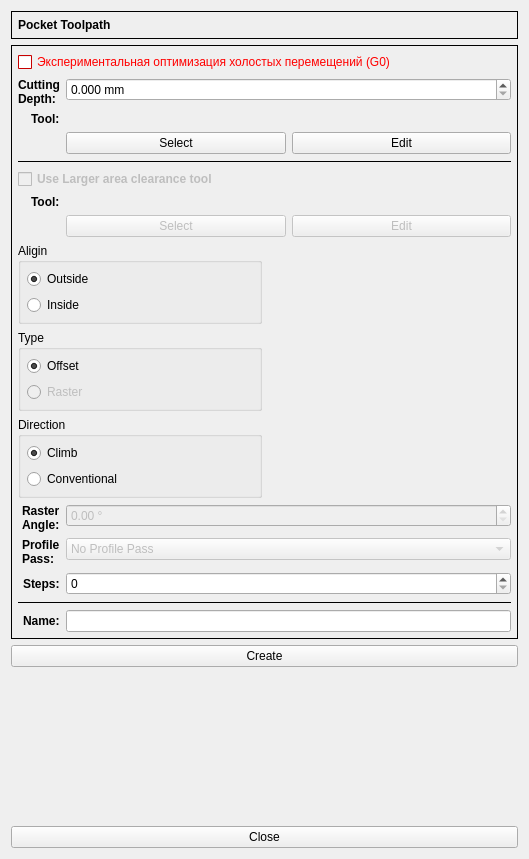
aLDime/GERBER_X2, file G2G/forms/pocketform.ui: the form before one commit.
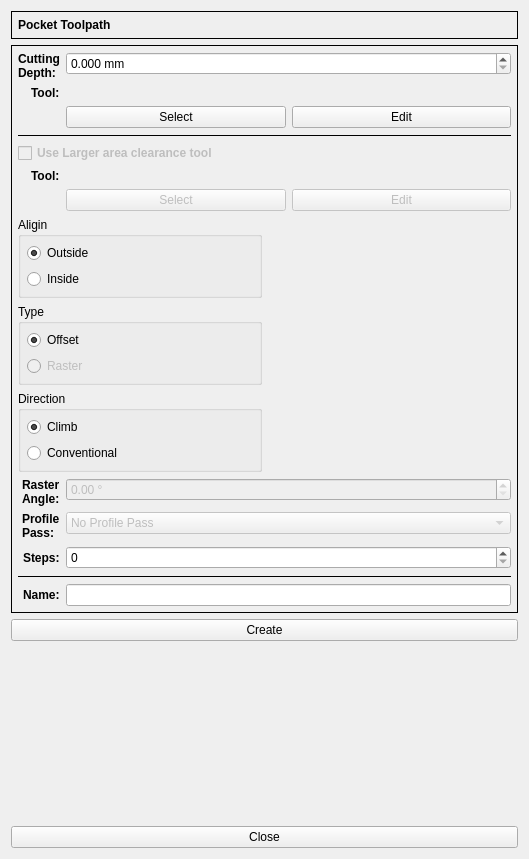
The form after the commit. Icons and pictures are not drawn. Custom widgets are drawn as their Qt base class.

```diff
--- a/G2G/forms/pocketform.ui
+++ b/G2G/forms/pocketform.ui
@@ -87,7 +87,7 @@
       <property name="bottomMargin">
        <number>6</number>
       </property>
-      <item row="1" column="0">
+      <item row="0" column="0">
        <widget class="QLabel" name="label_2">
         <property name="font">
          <font>
@@ -101,7 +101,7 @@
         </property>
        </widget>
       </item>
-      <item row="1" column="1">
+      <item row="0" column="1">
        <widget class="DoubleSpinBox" name="dsbxDepth">
         <property name="suffix">
          <string> mm</string>
@@ -117,7 +117,7 @@
         </property>
        </widget>
       </item>
-      <item row="2" column="0">
+      <item row="1" column="0">
        <widget class="QLabel" name="label_3">
         <property name="font">
          <font>
@@ -130,7 +130,7 @@
         </property>
        </widget>
       </item>
-      <item row="2" column="1">
+      <item row="1" column="1">
        <widget class="QLabel" name="lblToolName">
         <property name="frameShape">
          <enum>QFrame::NoFrame</enum>
@@ -140,7 +140,7 @@
         </property>
        </widget>
       </item>
-      <item row="3" column="1">
+      <item row="2" column="1">
        <layout class="QHBoxLayout" name="horizontalLayout">
         <item>
          <widget class="QPushButton" name="pbSelect">
@@ -158,7 +158,80 @@
         </item>
        </layout>
       </item>
-      <item row="8" column="0" colspan="2">
+      <item row="3" column="0" colspan="2">
+       <widget class="Line" name="line">
+        <property name="frameShadow">
+         <enum>QFrame::Plain</enum>
+        </property>
+        <property name="orientation">
+         <enum>Qt::Horizontal</enum>
+        </property>
+       </widget>
+      </item>
+      <item row="4" column="0" colspan="2">
+       <widget class="QCheckBox" name="chbxUseTwoTools">
+        <property name="enabled">
+         <bool>false</bool>
+        </property>
+        <property name="font">
+         <font>
+          <weight>75</weight>
+          <bold>true</bold>
+         </font>
+        </property>
+        <property name="text">
+         <string>Use Larger area clearance tool</string>
+        </property>
+       </widget>
+      </item>
+      <item row="5" column="0">
+       <widget class="QLabel" name="label_7">
+        <property name="font">
+         <font>
+          <weight>75</weight>
+          <bold>true</bold>
+         </font>
+        </property>
+        <property name="text">
+         <string>Tool:</string>
+        </property>
+       </widget>
+      </item>
+      <item row="5" column="1">
+       <widget class="QLabel" name="lblToolName_2">
+        <property name="enabled">
+         <bool>false</bool>
+        </property>
+        <property name="text">
+         <string/>
+        </property>
+       </widget>
+      </item>
+      <item row="6" column="1">
+       <layout class="QHBoxLayout" name="horizontalLayout_2">
+        <item>
+         <widget class="QPushButton" name="pbSelect_2">
+          <property name="enabled">
+           <bool>false</bool>
+          </property>
+          <property name="text">
+           <string>Select</string>
+          </property>
+         </widget>
+        </item>
+        <item>
+         <widget class="QPushButton" name="pbEdit_2">
+          <property name="enabled">
+           <bool>false</bool>
+          </property>
+          <property name="text">
+           <string>Edit</string>
+          </property>
+         </widget>
+        </item>
+       </layout>
+      </item>
+      <item row="7" column="0" colspan="2">
        <layout class="QGridLayout" name="gridLayout">
         <item row="2" column="0">
          <widget class="QGroupBox" name="groupBox_2">
@@ -292,43 +365,7 @@
         </item>
        </layout>
       </item>
-      <item row="12" column="0" colspan="2">
-       <widget class="Line" name="line_2">
-        <property name="frameShadow">
-         <enum>QFrame::Plain</enum>
-        </property>
-        <property name="orientation">
-         <enum>Qt::Horizontal</enum>
-        </property>
-       </widget>
-      </item>
-      <item row="4" column="0" colspan="2">
-       <widget class="Line" name="line">
-        <property name="frameShadow">
-         <enum>QFrame::Plain</enum>
-        </property>
-        <property name="orientation">
-         <enum>Qt::Horizontal</enum>
-        </property>
-       </widget>
-      </item>
-      <item row="13" column="0">
-       <widget class="QLabel" name="label_6">
-        <property name="font">
-         <font>
-          <weight>75</weight>
-          <bold>true</bold>
-         </font>
-        </property>
-        <property name="text">
-         <string>Name:</string>
-        </property>
-       </widget>
-      </item>
-      <item row="13" column="1">
-       <widget class="QLineEdit" name="leName"/>
-      </item>
-      <item row="9" column="0">
+      <item row="8" column="0">
        <widget class="QLabel" name="label_4">
         <property name="font">
          <font>
@@ -342,7 +379,20 @@
         </property>
        </widget>
       </item>
-      <item row="10" column="0">
+      <item row="8" column="1">
+       <widget class="DoubleSpinBox" name="dsbxAngle">
+        <property name="enabled">
+         <bool>false</bool>
+        </property>
+        <property name="suffix">
+         <string> °</string>
+        </property>
+        <property name="maximum">
+         <double>180.000000000000000</double>
+        </property>
+       </widget>
+      </item>
+      <item row="9" column="0">
        <widget class="QLabel" name="label_5">
         <property name="font">
          <font>
@@ -357,19 +407,6 @@
        </widget>
       </item>
       <item row="9" column="1">
-       <widget class="DoubleSpinBox" name="dsbxAngle">
-        <property name="enabled">
-         <bool>false</bool>
-        </property>
-        <property name="suffix">
-         <string> °</string>
-        </property>
-        <property name="maximum">
-         <double>180.000000000000000</double>
-        </property>
-       </widget>
-      </item>
-      <item row="10" column="1">
        <widget class="QComboBox" name="cbxPass">
         <property name="enabled">
          <bool>false</bool>
@@ -391,73 +428,7 @@
         </item>
        </widget>
       </item>
-      <item row="5" column="0" colspan="2">
-       <widget class="QCheckBox" name="chbxUseTwoTools">
-        <property name="enabled">
-         <bool>false</bool>
-        </property>
-        <property name="font">
-         <font>
-          <weight>75</weight>
-          <bold>true</bold>
-         </font>
-        </property>
-        <property name="text">
-         <string>Use Larger area clearance tool</string>
-        </property>
-       </widget>
-      </item>
-      <item row="6" column="0">
-       <widget class="QLabel" name="label_7">
-        <property name="font">
-         <font>
-          <weight>75</weight>
-          <bold>true</bold>
-         </font>
-        </property>
-        <property name="text">
-         <string>Tool:</string>
-        </property>
-       </widget>
-      </item>
-      <item row="6" column="1">
-       <widget class="QLabel" name="lblToolName_2">
-        <property name="enabled">
-         <bool>false</bool>
-        </property>
-        <property name="text">
-         <string/>
-        </property>
-       </widget>
-      </item>
-      <item row="7" column="1">
-       <layout class="QHBoxLayout" name="horizontalLayout_2">
-        <item>
-         <widget class="QPushButton" name="pbSelect_2">
-          <property name="enabled">
-           <bool>false</bool>
-          </property>
-          <property name="text">
-           <string>Select</string>
-          </property>
-         </widget>
-        </item>
-        <item>
-         <widget class="QPushButton" name="pbEdit_2">
-          <property name="enabled">
-           <bool>false</bool>
-          </property>
-          <property name="text">
-           <string>Edit</string>
-          </property>
-         </widget>
-        </item>
-       </layout>
-      </item>
-      <item row="11" column="1">
-       <widget class="QSpinBox" name="sbxSteps"/>
-      </item>
-      <item row="11" column="0">
+      <item row="10" column="0">
        <widget class="QLabel" name="label_8">
         <property name="font">
          <font>
@@ -470,458 +441,35 @@
         </property>
        </widget>
       </item>
-      <item row="0" column="0" colspan="2">
-       <widget class="QCheckBox" name="checkBox">
-        <property name="palette">
-         <palette>
-          <active>
-           <colorrole role="WindowText">
-            <brush brushstyle="SolidPattern">
-             <color alpha="255">
-              <red>255</red>
-              <green>0</green>
-              <blue>0</blue>
-             </color>
-            </brush>
-           </colorrole>
-           <colorrole role="Button">
-            <brush brushstyle="SolidPattern">
-             <color alpha="255">
-              <red>255</red>
-              <green>0</green>
-              <blue>0</blue>
-             </color>
-            </brush>
-           </colorrole>
-           <colorrole role="Light">
-            <brush brushstyle="SolidPattern">
-             <color alpha="255">
-              <red>255</red>
-              <green>127</green>
-              <blue>127</blue>
-             </color>
-            </brush>
-           </colorrole>
-           <colorrole role="Midlight">
-            <brush brushstyle="SolidPattern">
-             <color alpha="255">
-              <red>255</red>
-              <green>63</green>
-              <blue>63</blue>
-             </color>
-            </brush>
-           </colorrole>
-           <colorrole role="Dark">
-            <brush brushstyle="SolidPattern">
-             <color alpha="255">
-              <red>127</red>
-              <green>0</green>
-              <blue>0</blue>
-             </color>
-            </brush>
-           </colorrole>
-           <colorrole role="Mid">
-            <brush brushstyle="SolidPattern">
-             <color alpha="255">
-              <red>170</red>
-              <green>0</green>
-              <blue>0</blue>
-             </color>
-            </brush>
-           </colorrole>
-           <colorrole role="Text">
-            <brush brushstyle="SolidPattern">
-             <color alpha="255">
-              <red>255</red>
-              <green>0</green>
-              <blue>0</blue>
-             </color>
-            </brush>
-           </colorrole>
-           <colorrole role="BrightText">
-            <brush brushstyle="SolidPattern">
-             <color alpha="255">
-              <red>255</red>
-              <green>255</green>
-              <blue>255</blue>
-             </color>
-            </brush>
-           </colorrole>
-           <colorrole role="ButtonText">
-            <brush brushstyle="SolidPattern">
-             <color alpha="255">
-              <red>255</red>
-              <green>0</green>
-              <blue>0</blue>
-             </color>
-            </brush>
-           </colorrole>
-           <colorrole role="Base">
-            <brush brushstyle="SolidPattern">
-             <color alpha="255">
-              <red>255</red>
-              <green>255</green>
-              <blue>255</blue>
-             </color>
-            </brush>
-           </colorrole>
-           <colorrole role="Window">
-            <brush brushstyle="SolidPattern">
-             <color alpha="255">
-              <red>255</red>
-              <green>0</green>
-              <blue>0</blue>
-             </color>
-            </brush>
-           </colorrole>
-           <colorrole role="Shadow">
-            <brush brushstyle="SolidPattern">
-             <color alpha="255">
-              <red>0</red>
-              <green>0</green>
-              <blue>0</blue>
-             </color>
-            </brush>
-           </colorrole>
-           <colorrole role="AlternateBase">
-            <brush brushstyle="SolidPattern">
-             <color alpha="255">
-              <red>255</red>
-              <green>127</green>
-              <blue>127</blue>
-             </color>
-            </brush>
-           </colorrole>
-           <colorrole role="ToolTipBase">
-            <brush brushstyle="SolidPattern">
-             <color alpha="255">
-              <red>255</red>
-              <green>255</green>
-              <blue>220</blue>
-             </color>
-            </brush>
-           </colorrole>
-           <colorrole role="ToolTipText">
-            <brush brushstyle="SolidPattern">
-             <color alpha="255">
-              <red>0</red>
-              <green>0</green>
-              <blue>0</blue>
-             </color>
-            </brush>
-           </colorrole>
-           <colorrole role="PlaceholderText">
-            <brush brushstyle="SolidPattern">
-             <color alpha="128">
-              <red>255</red>
-              <green>0</green>
-              <blue>0</blue>
-             </color>
-            </brush>
-           </colorrole>
-          </active>
-          <inactive>
-           <colorrole role="WindowText">
-            <brush brushstyle="SolidPattern">
-             <color alpha="255">
-              <red>255</red>
-              <green>0</green>
-              <blue>0</blue>
-             </color>
-            </brush>
-           </colorrole>
-           <colorrole role="Button">
-            <brush brushstyle="SolidPattern">
-             <color alpha="255">
-              <red>255</red>
-              <green>0</green>
-              <blue>0</blue>
-             </color>
-            </brush>
-           </colorrole>
-           <colorrole role="Light">
-            <brush brushstyle="SolidPattern">
-             <color alpha="255">
-              <red>255</red>
-              <green>127</green>
-              <blue>127</blue>
-             </color>
-            </brush>
-           </colorrole>
-           <colorrole role="Midlight">
-            <brush brushstyle="SolidPattern">
-             <color alpha="255">
-              <red>255</red>
-              <green>63</green>
-              <blue>63</blue>
-             </color>
-            </brush>
-           </colorrole>
-           <colorrole role="Dark">
-            <brush brushstyle="SolidPattern">
-             <color alpha="255">
-              <red>127</red>
-              <green>0</green>
-              <blue>0</blue>
-             </color>
-            </brush>
-           </colorrole>
-           <colorrole role="Mid">
-            <brush brushstyle="SolidPattern">
-             <color alpha="255">
-              <red>170</red>
-              <green>0</green>
-              <blue>0</blue>
-             </color>
-            </brush>
-           </colorrole>
-           <colorrole role="Text">
-            <brush brushstyle="SolidPattern">
-             <color alpha="255">
-              <red>255</red>
-              <green>0</green>
-              <blue>0</blue>
-             </color>
-            </brush>
-           </colorrole>
-           <colorrole role="BrightText">
-            <brush brushstyle="SolidPattern">
-             <color alpha="255">
-              <red>255</red>
-              <green>255</green>
-              <blue>255</blue>
-             </color>
-            </brush>
-           </colorrole>
-           <colorrole role="ButtonText">
-            <brush brushstyle="SolidPattern">
-             <color alpha="255">
-              <red>255</red>
-              <green>0</green>
-              <blue>0</blue>
-             </color>
-            </brush>
-           </colorrole>
-           <colorrole role="Base">
-            <brush brushstyle="SolidPattern">
-             <color alpha="255">
-              <red>255</red>
-              <green>255</green>
-              <blue>255</blue>
-             </color>
-            </brush>
-           </colorrole>
-           <colorrole role="Window">
-            <brush brushstyle="SolidPattern">
-             <color alpha="255">
-              <red>255</red>
-              <green>0</green>
-              <blue>0</blue>
-             </color>
-            </brush>
-           </colorrole>
-           <colorrole role="Shadow">
-            <brush brushstyle="SolidPattern">
-             <color alpha="255">
-              <red>0</red>
-              <green>0</green>
-              <blue>0</blue>
-             </color>
-            </brush>
-           </colorrole>
-           <colorrole role="AlternateBase">
-            <brush brushstyle="SolidPattern">
-             <color alpha="255">
-              <red>255</red>
-              <green>127</green>
-              <blue>127</blue>
-             </color>
-            </brush>
-           </colorrole>
-           <colorrole role="ToolTipBase">
-            <brush brushstyle="SolidPattern">
-             <color alpha="255">
-              <red>255</red>
-              <green>255</green>
-              <blue>220</blue>
-             </color>
-            </brush>
-           </colorrole>
-           <colorrole role="ToolTipText">
-            <brush brushstyle="SolidPattern">
-             <color alpha="255">
-              <red>0</red>
-              <green>0</green>
-              <blue>0</blue>
-             </color>
-            </brush>
-           </colorrole>
-           <colorrole role="PlaceholderText">
-            <brush brushstyle="SolidPattern">
-             <color alpha="128">
-              <red>255</red>
-              <green>0</green>
-              <blue>0</blue>
-             </color>
-            </brush>
-           </colorrole>
-          </inactive>
-          <disabled>
-           <colorrole role="WindowText">
-            <brush brushstyle="SolidPattern">
-             <color alpha="255">
-              <red>127</red>
-              <green>0</green>
-              <blue>0</blue>
-             </color>
-            </brush>
-           </colorrole>
-           <colorrole role="Button">
-            <brush brushstyle="SolidPattern">
-             <color alpha="255">
-              <red>255</red>
-              <green>0</green>
-              <blue>0</blue>
-             </color>
-            </brush>
-           </colorrole>
-           <colorrole role="Light">
-            <brush brushstyle="SolidPattern">
-             <color alpha="255">
-              <red>255</red>
-              <green>127</green>
-              <blue>127</blue>
-             </color>
-            </brush>
-           </colorrole>
-           <colorrole role="Midlight">
-            <brush brushstyle="SolidPattern">
-             <color alpha="255">
-              <red>255</red>
-              <green>63</green>
-              <blue>63</blue>
-             </color>
-            </brush>
-           </colorrole>
-           <colorrole role="Dark">
-            <brush brushstyle="SolidPattern">
-             <color alpha="255">
-              <red>127</red>
-              <green>0</green>
-              <blue>0</blue>
-             </color>
-            </brush>
-           </colorrole>
-           <colorrole role="Mid">
-            <brush brushstyle="SolidPattern">
-             <color alpha="255">
-              <red>170</red>
-              <green>0</green>
-              <blue>0</blue>
-             </color>
-            </brush>
-           </colorrole>
-           <colorrole role="Text">
-            <brush brushstyle="SolidPattern">
-             <color alpha="255">
-              <red>127</red>
-              <green>0</green>
-              <blue>0</blue>
-             </color>
-            </brush>
-           </colorrole>
-           <colorrole role="BrightText">
-            <brush brushstyle="SolidPattern">
-             <color alpha="255">
-              <red>255</red>
-              <green>255</green>
-              <blue>255</blue>
-             </color>
-            </brush>
-           </colorrole>
-           <colorrole role="ButtonText">
-            <brush brushstyle="SolidPattern">
-             <color alpha="255">
-              <red>127</red>
-              <green>0</green>
-              <blue>0</blue>
-             </color>
-            </brush>
-           </colorrole>
-           <colorrole role="Base">
-            <brush brushstyle="SolidPattern">
-             <color alpha="255">
-              <red>255</red>
-              <green>0</green>
-              <blue>0</blue>
-             </color>
-            </brush>
-           </colorrole>
-           <colorrole role="Window">
-            <brush brushstyle="SolidPattern">
-             <color alpha="255">
-              <red>255</red>
-              <green>0</green>
-              <blue>0</blue>
-             </color>
-            </brush>
-           </colorrole>
-           <colorrole role="Shadow">
-            <brush brushstyle="SolidPattern">
-             <color alpha="255">
-              <red>0</red>
-              <green>0</green>
-              <blue>0</blue>
-             </color>
-            </brush>
-           </colorrole>
-           <colorrole role="AlternateBase">
-            <brush brushstyle="SolidPattern">
-             <color alpha="255">
-              <red>255</red>
-              <green>0</green>
-              <blue>0</blue>
-             </color>
-            </brush>
-           </colorrole>
-           <colorrole role="ToolTipBase">
-            <brush brushstyle="SolidPattern">
-             <color alpha="255">
-              <red>255</red>
-              <green>255</green>
-              <blue>220</blue>
-             </color>
-            </brush>
-           </colorrole>
-           <colorrole role="ToolTipText">
-            <brush brushstyle="SolidPattern">
-             <color alpha="255">
-              <red>0</red>
-              <green>0</green>
-              <blue>0</blue>
-             </color>
-            </brush>
-           </colorrole>
-           <colorrole role="PlaceholderText">
-            <brush brushstyle="SolidPattern">
-             <color alpha="128">
-              <red>0</red>
-              <green>0</green>
-              <blue>0</blue>
-             </color>
-            </brush>
-           </colorrole>
-          </disabled>
-         </palette>
+      <item row="10" column="1">
+       <widget class="QSpinBox" name="sbxSteps"/>
+      </item>
+      <item row="11" column="0" colspan="2">
+       <widget class="Line" name="line_2">
+        <property name="frameShadow">
+         <enum>QFrame::Plain</enum>
         </property>
-        <property name="toolTip">
-         <string>Экспериментальная функция холостых перемещений (G0)</string>
+        <property name="orientation">
+         <enum>Qt::Horizontal</enum>
+        </property>
+       </widget>
+      </item>
+      <item row="12" column="0">
+       <widget class="QLabel" name="label_6">
+        <property name="font">
+         <font>
+          <weight>75</weight>
+          <bold>true</bold>
+         </font>
         </property>
         <property name="text">
-         <string>Экспериментальная оптимизация холостых перемещений (G0)</string>
+         <string>Name:</string>
         </property>
        </widget>
       </item>
+      <item row="12" column="1">
+       <widget class="QLineEdit" name="leName"/>
+      </item>
      </layout>
     </widget>
    </item>
```
